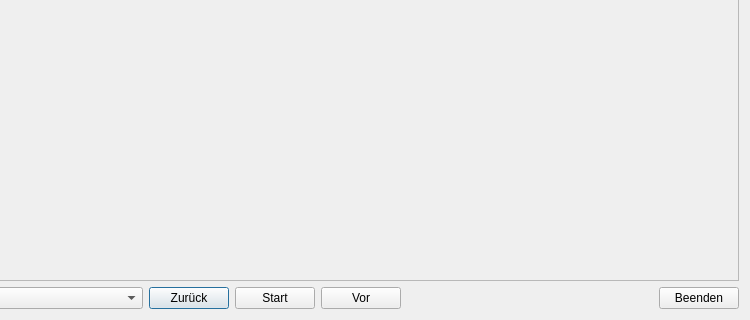
First picture: the form in ui/previewwidget.ui, repository MINIXJR/TTCut-ng, before the edit; both pictures show x 88 to 838 and y 253 to 573 of the 838 by 573 pixel window.
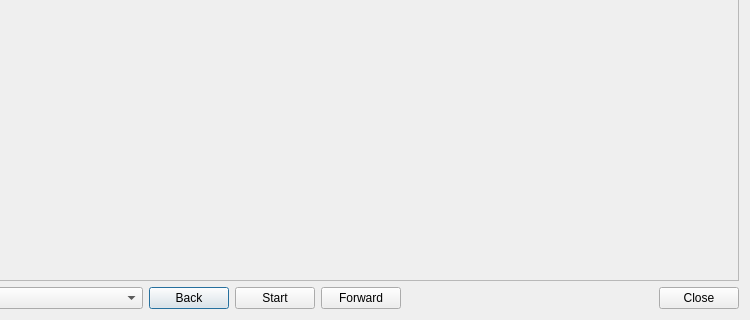
Second picture: the form after the edit. Icons and pictures are not drawn.

Commit message: i18n: convert .ui source strings to English (group 1)

Diff of the .ui file:
```diff
--- a/ui/previewwidget.ui
+++ b/ui/previewwidget.ui
@@ -58,7 +58,7 @@
      <item>
       <widget class="QPushButton" name="pbPrevCut" >
        <property name="text" >
-        <string>Zurück</string>
+        <string>Back</string>
        </property>
        <property name="toolTip" >
         <string>Previous cut (and play)</string>
@@ -79,7 +79,7 @@
      <item>
       <widget class="QPushButton" name="pbNextCut" >
        <property name="text" >
-        <string>Vor</string>
+        <string>Forward</string>
        </property>
        <property name="toolTip" >
         <string>Next cut (and play)</string>
@@ -102,7 +102,7 @@
      <item>
       <widget class="QPushButton" name="pbExit" >
        <property name="text" >
-        <string>Beenden</string>
+        <string>Close</string>
        </property>
        <property name="icon" >
         <iconset resource="previewwidget.qrc" >
```
The commit also changes 2 other files.
